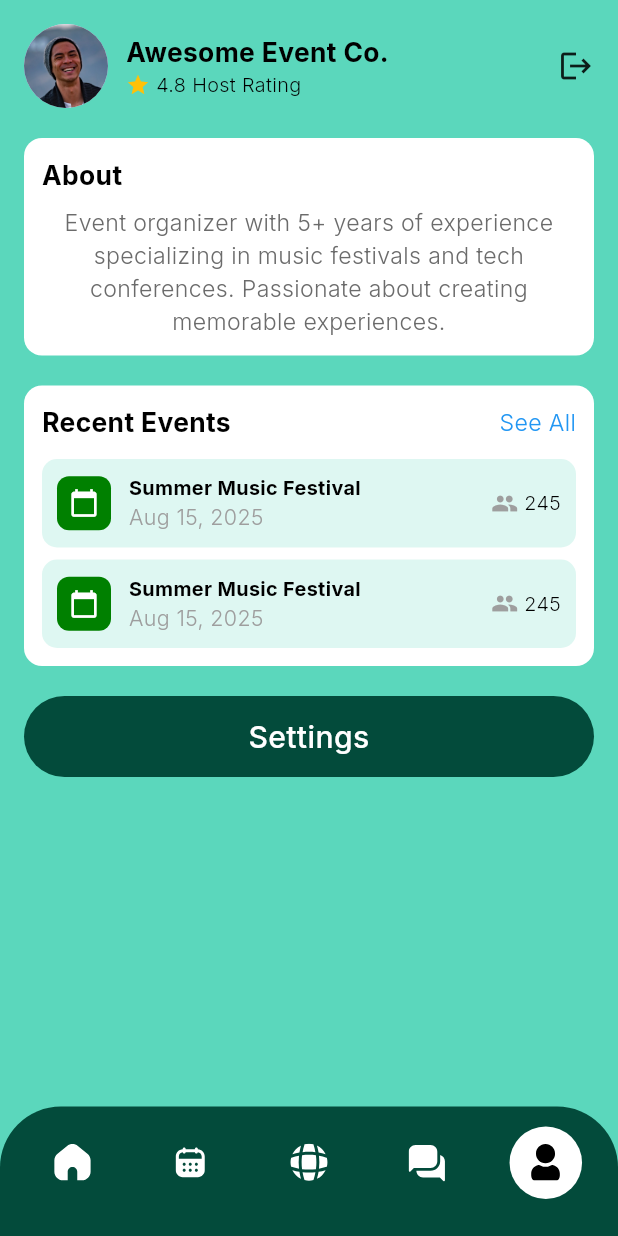
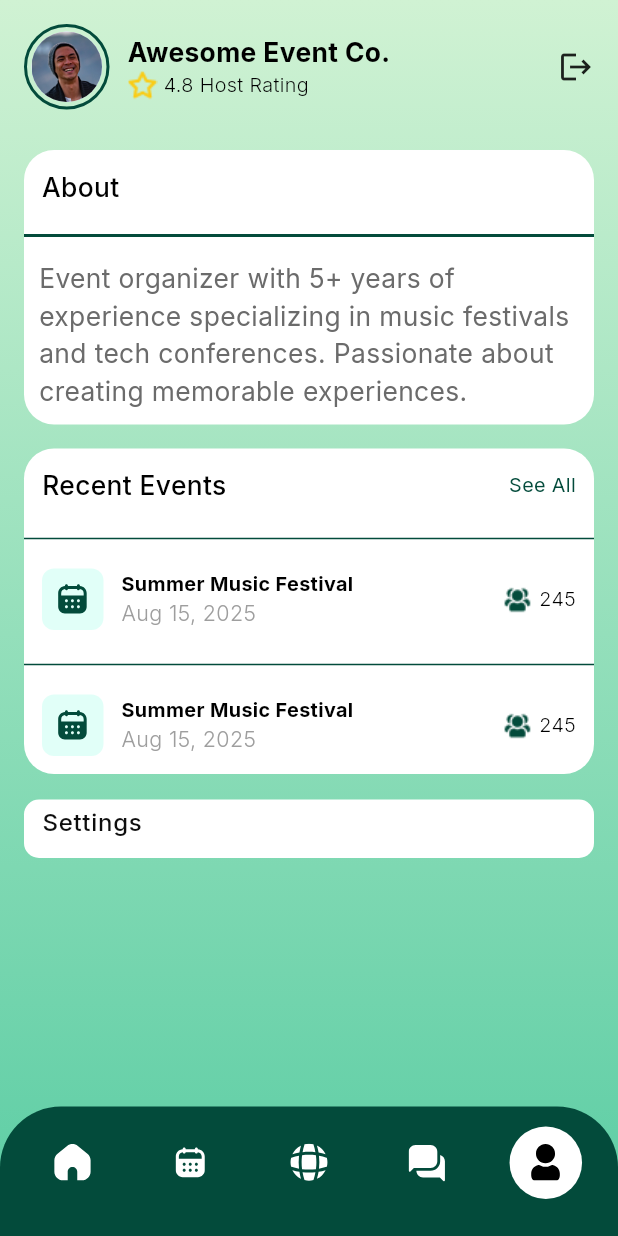
Before and after one commit to debbendu195/event_management, a Flutter app: the ProfileScreen screen opened by its route, on a phone screen of 412 x 824 dp. Run offline on Flutter 3.47's test engine with Material 3 defaults, Android fonts, the phone set to English and light mode, and no system bars; our stand-ins replace cached_network_image, flutter_screenutil, flutter_svg, fluttertoast, get, google_fonts and 4 more.

Commit message:
update profile

```diff
--- a/lib/utils/app_colors/app_colors.dart
+++ b/lib/utils/app_colors/app_colors.dart
@@ -27,6 +27,7 @@ class AppColors {
   static const Color green = Color(0xff008000);
   static const Color green_01 = Color(0xff034B3B);
   static const Color green_02 = Color(0xffC6F3AE);
+  static const Color green_03 = Color(0xffE1FFF8);
   static const Color dark = Color(0x9A91914D);
 
   static const Color black_80 = Color(0xff181818);
--- a/lib/utils/app_icons/app_icons.dart
+++ b/lib/utils/app_icons/app_icons.dart
@@ -39,6 +39,7 @@ class AppIcons {
   static const String icon17 = "$basePath/icon17.svg";
   static const String icon18 = "$basePath/icon18.svg";
   static const String calendar = "$basePath/calendar.svg";
+  static const String star = "$basePath/star.svg";
 
 
 
--- a/lib/utils/app_images/app_images.dart
+++ b/lib/utils/app_images/app_images.dart
@@ -53,6 +53,7 @@ class AppImages {
   static const String food = "$basePath/food.png";
   static const String rast = "$basePath/rast.png";
   static const String map_dm = "$basePath/map_dm.png";
+  static const String star = "$basePath/star.png";
 
 
 
--- a/lib/view/components/custom_text_field/custom_text_field.dart
+++ b/lib/view/components/custom_text_field/custom_text_field.dart
@@ -38,6 +38,7 @@ class CustomTextField extends StatefulWidget {
     this.weight = 385,
     this.fontSize = 14,
     this.fontWeight = FontWeight.w400,
+    this.hintColor,
 
   });
 
@@ -55,6 +56,7 @@ class CustomTextField extends StatefulWidget {
   final FormFieldValidator<String>? validator;
   final String? hintText;
   final TextStyle? hintStyle;
+  final Color? hintColor;
   final Color? fillColor;
   final Color? suffixIconColor;
   final Widget? suffixIcon;
@@ -116,7 +118,7 @@ class _CustomTextFieldState extends State<CustomTextField> {
               GoogleFonts.inter(
                   fontSize: widget.fontSize,
                   fontWeight: widget.fontWeight,
-                  color: AppColors.titleTextClr),
+                  color: widget.hintColor ?? AppColors.titleTextClr),
           fillColor: widget.fillColor,
           filled: true,
           prefixIcon: widget.prefixIcon,
--- a/lib/view/screen/host/home_screen/view/notification_screen.dart
+++ b/lib/view/screen/host/home_screen/view/notification_screen.dart
@@ -16,10 +16,10 @@ class NotificationScreen extends StatelessWidget {
       child: Padding(
         padding: const EdgeInsets.symmetric(horizontal: 20, vertical: 10),
         child: Scaffold(
-          backgroundColor: Colors.transparent, // lets gradient show
+          backgroundColor: Colors.transparent,
           appBar: AppBar(
             automaticallyImplyLeading: false,
-            backgroundColor: Colors.transparent, // transparent for gradient
+            backgroundColor: Colors.transparent,
             elevation: 0,
             leading: Container(
               height: 38.5.h,
--- a/lib/view/screen/host/profile_screen/view/profile_screen.dart
+++ b/lib/view/screen/host/profile_screen/view/profile_screen.dart
@@ -1,9 +1,12 @@
 import 'package:flutter/material.dart';
 import 'package:get/get.dart';
-import 'package:time/core/app_routes/app_routes.dart';
-import 'package:time/view/components/custom_button/custom_button.dart';
+import 'package:time/utils/app_images/app_images.dart';
+import 'package:time/view/components/custom_gradient/custom_gradient.dart';
+import 'package:time/view/components/custom_image/custom_image.dart';
 import 'package:time/view/components/custom_nav_bar/navbar.dart';
+import 'package:time/view/components/custom_text_field/custom_text_field.dart';
 
+import '../../../../../core/app_routes/app_routes.dart';
 import '../../../../../utils/app_colors/app_colors.dart';
 import '../../../../components/custom_text/custom_text.dart';
 
@@ -12,8 +15,9 @@ class ProfileScreen extends StatelessWidget {
 
   @override
   Widget build(BuildContext context) {
-    return Scaffold(
-      backgroundColor: AppColors.lightGreen,
+    return CustomGradient(
+      child: Scaffold(
+        backgroundColor: Colors.transparent,
         body: SafeArea(
           child: SingleChildScrollView(
             padding: const EdgeInsets.all(16),
@@ -23,9 +27,23 @@ class ProfileScreen extends StatelessWidget {
                 // Header Profile
                 Row(
                   children: [
-                  CircleAvatar(
+                    Container(
+                      height: 57,
+                      width: 57,
+                      decoration: BoxDecoration(
+                        shape: BoxShape.circle,
+                        border: Border.all(
+                          color: AppColors.green_01, // Border color
+                          width: 2, // Border width
+                        ),
+                      ),
+                      child: Padding(
+                        padding: const EdgeInsets.all(3.0),
+                        child: CircleAvatar(
                           radius: 28,
                           backgroundImage: AssetImage('assets/images/img.jpg'),
+                        ),
+                      ),
                     ),
                     SizedBox(width: 12),
                     Column(
@@ -38,7 +56,7 @@ class ProfileScreen extends StatelessWidget {
                         ),
                         Row(
                           children: [
-                          Icon(Icons.star, color: Colors.amber, size: 16),
+                            CustomImage(imageSrc: AppImages.star),
                             SizedBox(width: 4),
                             CustomText(text: '4.8 Host Rating'),
                           ],
@@ -50,107 +68,137 @@ class ProfileScreen extends StatelessWidget {
                   ],
                 ),
 
-              SizedBox(height: 20),
+                SizedBox(height: 27),
 
                 // About Box
                 Container(
                   width: double.infinity,
-                padding: EdgeInsets.all(12),
+                  // padding: EdgeInsets.all(12),
                   decoration: BoxDecoration(
                     color: Colors.white,
-                  borderRadius: BorderRadius.circular(12),
+                    borderRadius: BorderRadius.circular(20),
                   ),
                   child: Column(
                     crossAxisAlignment: CrossAxisAlignment.start,
                     children: [
-                    CustomText(
+                      Padding(
+                        padding: const EdgeInsets.all(12.0),
+                        child: CustomText(
                           text: 'About',
-                      fontWeight: FontWeight.bold,
+                          fontWeight: FontWeight.w500,
                           fontSize: 16,
                         ),
+                      ),
+                      Divider(thickness: 2, color: AppColors.green_01,),
                       SizedBox(height: 8),
-                    CustomText(
+                      Padding(
+                        padding: const EdgeInsets.only(
+                          left: 10,
+                          right: 10,
+                          bottom: 10,
+                        ),
+                        child: CustomText(
                           text:
                               'Event organizer with 5+ years of experience specializing in music festivals and tech conferences. Passionate about creating memorable experiences.',
                           color: AppColors.grey,
-                      fontSize: 14,
+                          fontWeight: FontWeight.w400,
+                          fontSize: 16,
                           maxLines: 4,
+                          textAlign: TextAlign.left,
+                        ),
                       ),
                     ],
                   ),
                 ),
 
-              SizedBox(height: 20),
+                SizedBox(height: 16),
 
-              // Recent Events Box
                 Container(
                   width: double.infinity,
-                padding: EdgeInsets.all(12),
+                  // padding: EdgeInsets.all(12),
                   decoration: BoxDecoration(
                     color: Colors.white,
-                  borderRadius: BorderRadius.circular(12),
+                    borderRadius: BorderRadius.circular(20),
                   ),
                   child: Column(
                     crossAxisAlignment: CrossAxisAlignment.start,
                     children: [
-                    Row(
+                      Padding(
+                        padding: const EdgeInsets.all(12),
+                        child: Row(
                           children: [
                             CustomText(
                               text: 'Recent Events',
-                          fontWeight: FontWeight.bold,
+                              fontWeight: FontWeight.w500,
                               fontSize: 16,
                             ),
                             Spacer(),
                             CustomText(
                               text: 'See All',
-                          color: Colors.blue,
-                          fontSize: 14,
+                              color: AppColors.green_01,
+                              fontSize: 12,
+                              fontWeight: FontWeight.w400,
                             ),
                           ],
                         ),
-                    SizedBox(height: 12),
+                      ),
+                      SizedBox(height: 3,),
+                      Divider(thickness: 1, color: AppColors.green_01,),
                       eventItem(),
-                    SizedBox(height: 8),
+                      SizedBox(height: 3,),
+                      Divider(thickness: 1, color: AppColors.green_01,),
                       eventItem(),
                     ],
                   ),
                 ),
 
-              SizedBox(height: 20),
+                SizedBox(height: 17),
 
                 // Settings Box
-              CustomButton(
-                onTap: () {
+                // CustomButton(
+                //   onTap: () {
+                //     Get.toNamed(AppRoutes.settingsScreen);
+                //   },
+                //   title: 'Settings',
+                //   textColor: AppColors.black,
+                //   fillColor: AppColors.white,
+                // ),
+                CustomTextField(
+                  onTap: (){
                     Get.toNamed(AppRoutes.settingsScreen);
                   },
-                title: 'Settings',
-                fillColor: AppColors.green_01,
+                  height: 39,
+                  hintText: 'Settings',
+                  hintColor: AppColors.black,
+                  fontSize: 16,
+                  fontWeight: FontWeight.w500,
+                  readOnly: true,
                 ),
               ],
             ),
           ),
         ),
         bottomNavigationBar: NavBar(currentIndex: 4),
+      ),
     );
   }
 
   // Event Card Widget
   Widget eventItem() {
-    return Container(
-      padding: EdgeInsets.all(10),
-      decoration: BoxDecoration(
-        color: AppColors.lightGreen.withOpacity(0.2),
-        borderRadius: BorderRadius.circular(10),
-      ),
+    return Padding(
+      padding: const EdgeInsets.all(12),
       child: Row(
         children: [
           Container(
             padding: EdgeInsets.all(8),
             decoration: BoxDecoration(
-              color: AppColors.green,
+              color: AppColors.green_03,
               borderRadius: BorderRadius.circular(8),
             ),
-            child: Icon(Icons.calendar_today, color: Colors.white, size: 20),
+            child: CustomImage(
+              imageSrc: AppImages.calendar,
+              imageColor: AppColors.green_01,
+            ),
           ),
           SizedBox(width: 12),
           Expanded(
@@ -171,7 +219,10 @@ class ProfileScreen extends StatelessWidget {
           ),
           Row(
             children: [
-              Icon(Icons.people, size: 18, color: Colors.grey),
+              CustomImage(
+                imageSrc: AppImages.users,
+                imageColor: AppColors.green_01,
+              ),
               SizedBox(width: 4),
               CustomText(text: '245'),
             ],
--- a/lib/view/screen/host/profile_screen/view/settings/settings_screen.dart
+++ b/lib/view/screen/host/profile_screen/view/settings/settings_screen.dart
@@ -12,18 +12,19 @@ class SettingsScreen extends StatelessWidget {
 
   @override
   Widget build(BuildContext context) {
-    return Scaffold(
+    return Container(
+      decoration: BoxDecoration(
+        gradient: LinearGradient(
+          begin: Alignment.topCenter,
+          end: Alignment.bottomCenter,
+          colors: [Color(0xFFD0F2D3), Color(0xFF5BCDA4)],
+        ),
+      ),
+      child:
+      Scaffold(
+        backgroundColor: Colors.transparent,
       body: Stack(
         children: [
-          Container(
-            decoration: BoxDecoration(
-              gradient: LinearGradient(
-                begin: Alignment.topCenter,
-                end: Alignment.bottomCenter,
-                colors: [Color(0xFFD0F2D3), Color(0xFF5BCDA4)],
-              ),
-            ),
-          ),
           SingleChildScrollView(
             child: Padding(
               padding: const EdgeInsets.symmetric(horizontal: 10),
@@ -114,6 +115,7 @@ class SettingsScreen extends StatelessWidget {
         ],
       ),
       bottomNavigationBar: NavBar(currentIndex: 4),
+      )
     );
   }
 }
```
Also changed, not shown: assets/icons/Frame.png (added), assets/icons/star.svg (added), assets/images/star.png (added). Lines whose indentation alone changed are shown as unchanged.
